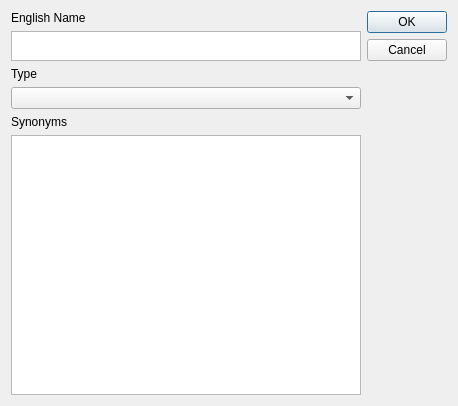
This is ui/edit_tag_dialog.ui in djasoid/pixiv_pictures_manager as Qt 5 draws it before an edit. The edited form follows.
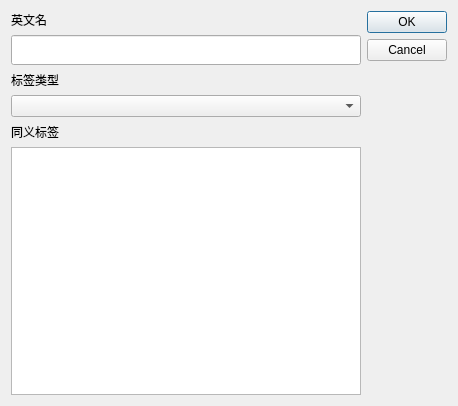
This is the edited form.

```diff
--- a/ui/edit_tag_dialog.ui
+++ b/ui/edit_tag_dialog.ui
@@ -19,15 +19,15 @@
      <item>
       <widget class="QLabel" name="english_name_label">
        <property name="text">
-        <string>English Name</string>
+        <string>英文名</string>
        </property>
       </widget>
      </item>
      <item>
-      <widget class="QPlainTextEdit" name="englishNameEdit">
-       <property name="maximumSize">
+      <widget class="QLineEdit" name="englishNameEdit">
+       <property name="minimumSize">
         <size>
-         <width>16777215</width>
+         <width>0</width>
          <height>30</height>
         </size>
        </property>
@@ -36,7 +36,7 @@
      <item>
       <widget class="QLabel" name="type_label">
        <property name="text">
-        <string>Type</string>
+        <string>标签类型</string>
        </property>
       </widget>
      </item>
@@ -46,7 +46,7 @@
      <item>
       <widget class="QLabel" name="synonyms_label">
        <property name="text">
-        <string>Synonyms</string>
+        <string>同义标签</string>
        </property>
       </widget>
      </item>
```
Left out of the diff: 6 changed lines with no effect on the pictures.
